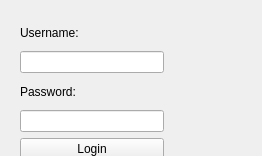
This is ui/src/loginscreen.ui in NazimBekhat/UDRMS as Qt 5 draws it before an edit. The edited form follows.
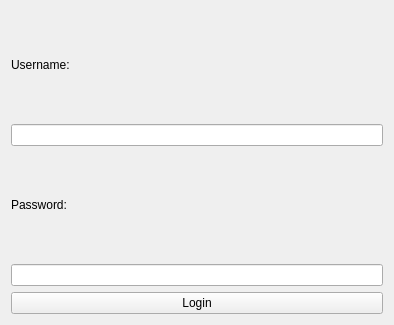
This is the edited form.

The edit to the form file:
```diff
--- a/ui/src/loginscreen.ui
+++ b/ui/src/loginscreen.ui
@@ -6,22 +6,13 @@
    <rect>
     <x>0</x>
     <y>0</y>
-    <width>262</width>
-    <height>156</height>
+    <width>394</width>
+    <height>325</height>
    </rect>
   </property>
   <property name="windowTitle">
    <string>Form</string>
   </property>
-  <widget class="QWidget" name="layoutWidget">
-   <property name="geometry">
-    <rect>
-     <x>20</x>
-     <y>20</y>
-     <width>144</width>
-     <height>140</height>
-    </rect>
-   </property>
    <layout class="QVBoxLayout" name="verticalLayout">
     <item>
      <widget class="QLabel" name="Username">
@@ -55,7 +46,6 @@
      </widget>
     </item>
    </layout>
-  </widget>
  </widget>
  <resources/>
  <connections/>
```
Lines whose indentation alone changed are shown as unchanged.
